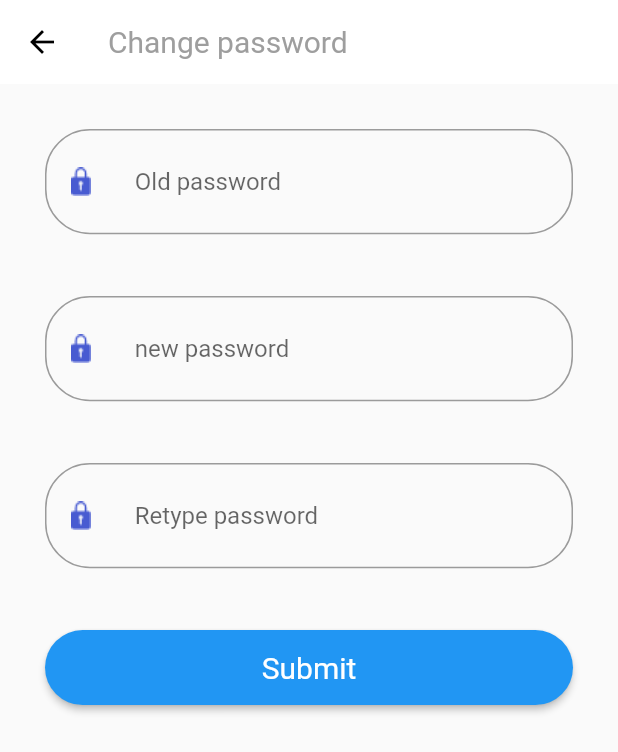
After one commit to akshitachi/Better-e-commerce-app, a Flutter app: the ChangePasswordScreen screen opened by its route, on a phone screen of 412 x 824 dp. The commit adds this screen. Shown: the top 752 px of the screen. Run offline on Flutter 3.47's test engine with Material 2 defaults, Android fonts, the phone set to English and light mode, and no system bars; our stand-ins replace bottom_navy_bar, cloud_firestore, device_preview, firebase_auth; accounts and stored records are empty.

Commit message:
add change password screen

```diff
--- a/lib/main.dart
+++ b/lib/main.dart
@@ -17,6 +17,7 @@ import './screens/profile_screen.dart';
 import './screens/order_tracking_screen.dart';
 import 'package:device_preview/device_preview.dart';
 import './screens/orders_screen.dart';
+import './screens/change_password_screen.dart';
 
 void main() {
   runApp(
@@ -54,6 +55,7 @@ class MyApp extends StatelessWidget {
         '/search-screen': (ctx) => SearchScreen(),
         '/order-tracking': (ctx) => OrderTrackingScreen(),
         '/orders-screen': (ctx) => OrdersScreen(),
+        '/change-password':(ctx)=>ChangePasswordScreen(),
       },
     );
   }
--- /dev/null
+++ b/lib/screens/change_password_screen.dart
@@ -0,0 +1,120 @@
+import 'package:flutter/material.dart';
+
+class ChangePasswordScreen extends StatefulWidget {
+  ChangePasswordScreen({Key key}) : super(key: key);
+
+  @override
+  _ChangePasswordScreenState createState() => _ChangePasswordScreenState();
+}
+
+class _ChangePasswordScreenState extends State<ChangePasswordScreen> {
+  final String routeName = '/change-password';
+  final _formKey = GlobalKey<FormState>();
+  @override
+  Widget build(BuildContext context) {
+    return Scaffold(
+      appBar: AppBar(
+        title: Text(
+          'Change password',
+          style: TextStyle(
+            color: Colors.grey,
+            fontWeight: FontWeight.normal,
+          ),
+        ),
+        iconTheme: IconThemeData(
+          color: Colors.black,
+        ),
+        backgroundColor: Colors.white,
+        elevation: 0,
+      ),
+      body: Padding(
+        padding: EdgeInsets.all(30.0),
+        child: Form(
+          key: _formKey,
+          child: Column(
+            children: [
+              TextFormField(
+                obscureText: true,
+                decoration: InputDecoration(
+                  hintText: '   Old password',
+                  prefixIcon: Image.asset(
+                    'assets/images/Icon ionic-ios-lock.png',
+                  ),
+                  hintStyle: TextStyle(
+                    fontSize: 16,
+                  ),
+                  border: OutlineInputBorder(
+                    borderRadius: BorderRadius.circular(30),
+                  ),
+                ),
+              ),
+              SizedBox(
+                height: MediaQuery.of(context).size.height * 0.05,
+              ),
+              TextFormField(
+                obscureText: true,
+                decoration: InputDecoration(
+                  hintText: '   new password',
+                  prefixIcon: Image.asset(
+                    'assets/images/Icon ionic-ios-lock.png',
+                  ),
+                  hintStyle: TextStyle(
+                    fontSize: 16,
+                  ),
+                  border: OutlineInputBorder(
+                    borderRadius: BorderRadius.circular(30),
+                  ),
+                ),
+              ),
+              SizedBox(
+                height: MediaQuery.of(context).size.height * 0.05,
+              ),
+              TextFormField(
+                obscureText: true,
+                decoration: InputDecoration(
+                  hintText: '   Retype password',
+                  prefixIcon: Image.asset(
+                    'assets/images/Icon ionic-ios-lock.png',
+                  ),
+                  hintStyle: TextStyle(
+                    fontSize: 16,
+                  ),
+                  border: OutlineInputBorder(
+                    borderRadius: BorderRadius.circular(30),
+                  ),
+                ),
+              ),
+              SizedBox(
+                height: MediaQuery.of(context).size.height * 0.05,
+              ),
+              Center(
+                child: Container(
+                  width: double.infinity,
+                  height: 50,
+                  child: RaisedButton(
+                    onPressed: () {
+                      Navigator.of(context)
+                          .pushReplacementNamed('/home-screen');
+                    },
+                    child: Text(
+                      'Submit',
+                      style: TextStyle(
+                        color: Colors.white,
+                        fontSize: 20,
+                        fontWeight: FontWeight.normal,
+                      ),
+                    ),
+                    color: Colors.blue,
+                    shape: RoundedRectangleBorder(
+                      borderRadius: BorderRadius.circular(30),
+                    ),
+                  ),
+                ),
+              ),
+            ],
+          ),
+        ),
+      ),
+    );
+  }
+}
--- a/lib/widgets/app_drawer.dart
+++ b/lib/widgets/app_drawer.dart
@@ -99,6 +99,7 @@ class AppDrawer extends StatelessWidget {
             ),
             Menu(
               label: 'CHANGE PASSWORD',
+              navigator: '/change-password',
             ),
             Menu(
               label: 'LOG OUT',
```
